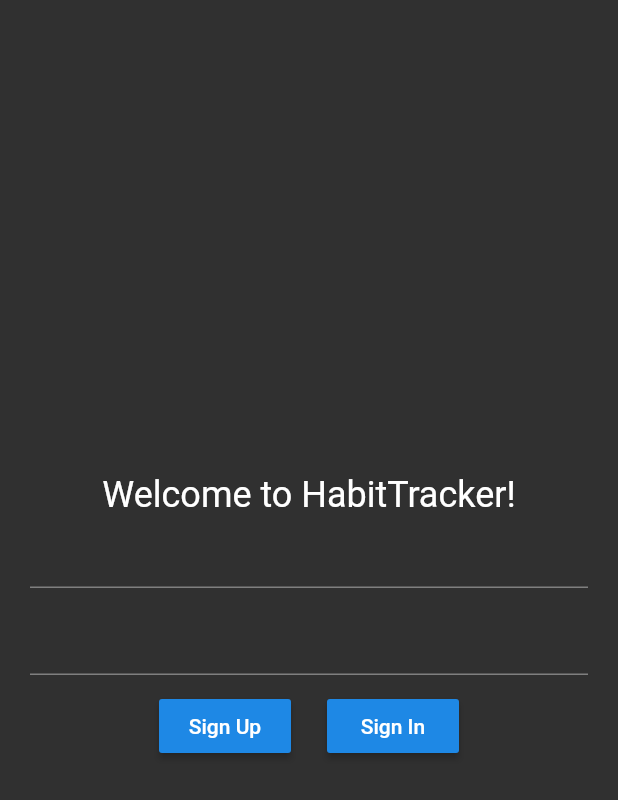
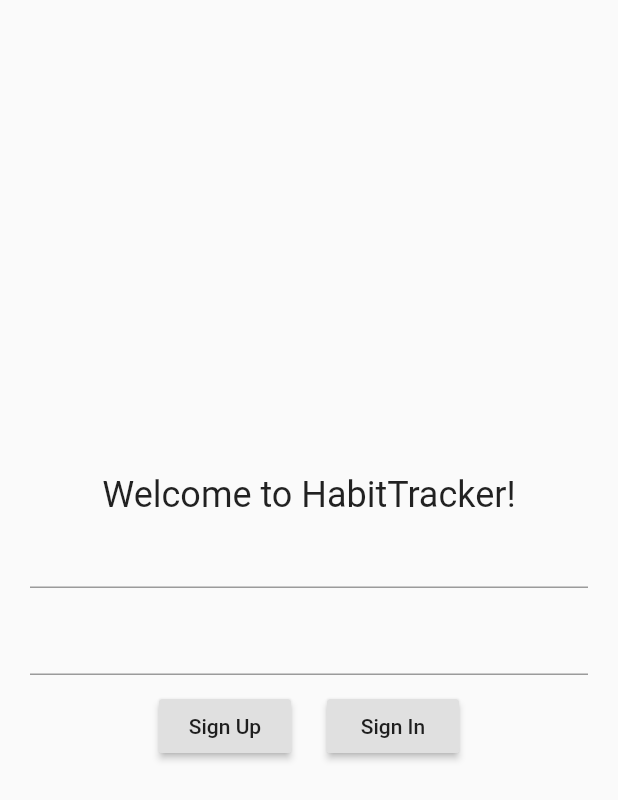
Before and after one commit to n-averyanov/habit_tracker_flutter, a Flutter app: the screen it shows after launch, on a phone screen of 412 x 824 dp. Shown: the top 800 px of the screen. Run offline on Flutter 3.47's test engine with Material 2 defaults, Android fonts, the phone set to English and light mode, and no system bars; our stand-ins replace bloc, firebase_auth, flutter_bloc, shared_preferences, sqflite; accounts and stored records are empty.

Commit message:
Theme changing (i dont think it is a best solution)

```diff
--- a/lib/main.dart
+++ b/lib/main.dart
@@ -1,7 +1,6 @@
 import 'package:flutter/material.dart';
 import 'package:flutter_bloc/flutter_bloc.dart';
 import 'package:habit_tracker_flutter/blocs/auth_bloc/auth_bloc.dart';
-import 'package:habit_tracker_flutter/blocs/auth_bloc/events/sign_in.dart';
 import 'package:habit_tracker_flutter/blocs/auth_bloc/states/init_state.dart';
 import 'package:habit_tracker_flutter/screens/auth/register_screen.dart';
 import 'package:habit_tracker_flutter/screens/habit/habit_editor_page.dart';
@@ -18,10 +17,11 @@ void main() {
 }
 
 class MyApp extends StatelessWidget {
-  // This widget is the root of your application.
-
   @override
   Widget build(BuildContext context) {
+    return FutureBuilder(
+        future: Themes.getThemeMode(),
+        builder: (BuildContext context, AsyncSnapshot<ThemeMode> snapshot) {
           return MultiBlocProvider(
             providers: [
               BlocProvider(create: (_) => HabitBlock([])..add(GetHabits())),
@@ -33,7 +33,7 @@ class MyApp extends StatelessWidget {
               title: 'Flutter Demo',
               theme: Themes.getThemeFromKey(ThemeKeys.light),
               darkTheme: Themes.getThemeFromKey(ThemeKeys.dark),
-        themeMode: ThemeMode.dark,
+              themeMode: snapshot.data,
               routes: {
                 '/': (context) => AuthControlWidget(),
                 '/habit_editor': (context) => HabitEditorPage(),
@@ -42,5 +42,27 @@ class MyApp extends StatelessWidget {
               },
             ),
           );
+        });
+
+    // return MultiBlocProvider(
+    //   providers: [
+    //     BlocProvider(create: (_) => HabitBlock([])..add(GetHabits())),
+    //     BlocProvider(
+    //       create: (_) => AuthBlock(InitState())..add(Init()),
+    //     )
+    //   ],
+    //   child: MaterialApp(
+    //     title: 'Flutter Demo',
+    //     theme: Themes.getThemeFromKey(ThemeKeys.light),
+    //     darkTheme: Themes.getThemeFromKey(ThemeKeys.dark),
+    //     themeMode: ThemeMode.dark,
+    //     routes: {
+    //       '/': (context) => AuthControlWidget(),
+    //       '/habit_editor': (context) => HabitEditorPage(),
+    //       '/settings': (context) => SettingsPage(),
+    //       '/signUp': (context) => RegisterScreen()
+    //     },
+    //   ),
+    // );
   }
 }
--- a/lib/themes.dart
+++ b/lib/themes.dart
@@ -1,4 +1,5 @@
 import 'package:flutter/material.dart';
+import 'package:shared_preferences/shared_preferences.dart';
 
 enum ThemeKeys { light, dark }
 
@@ -23,4 +24,24 @@ class Themes {
         return _lightTheme;
     }
   }
+
+  static const THEME_MODE = 'themeMode';
+
+  static Future<ThemeMode> getThemeMode() async {
+    final prefs = await SharedPreferences.getInstance();
+    var themeMode = prefs.getInt(THEME_MODE);
+
+    if (themeMode == null) {
+      themeMode = ThemeMode.system.index;
+      prefs.setInt('theme', themeMode);
+    }
+
+    return ThemeMode.values[themeMode];
+  }
+
+  static Future<void> writeThemeMode(ThemeMode themeMode) async {
+    final prefs = await SharedPreferences.getInstance();
+
+    await prefs.setInt(THEME_MODE, themeMode.index);
+  }
 }
```
Also changed, not shown: lib/screens/settings_page.dart (+76 -11 lines). Lines whose indentation alone changed are shown as unchanged.
